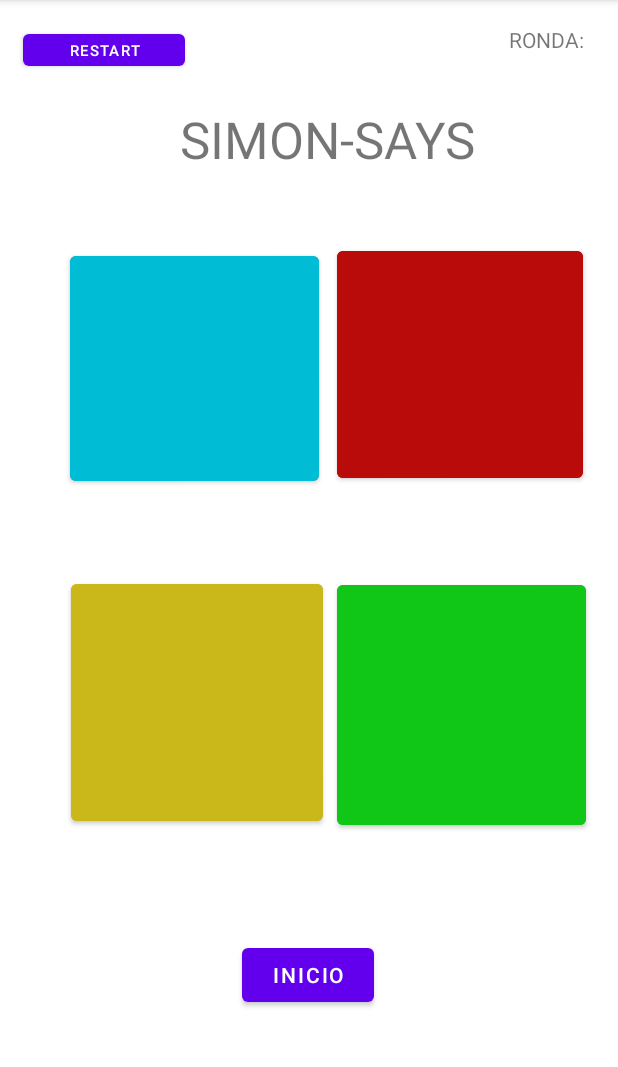
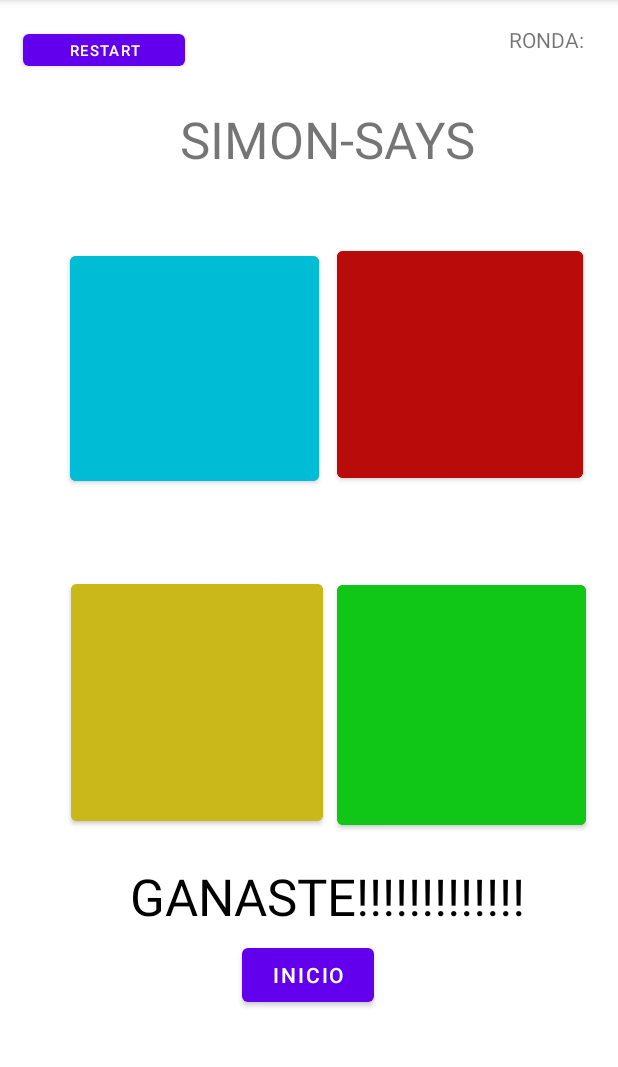
Before and after one commit to plagocastro/SimoneDice, an Android app: the screen it shows after launch (MainActivity), on a phone screen of 412 x 824 dp, the part 84-1151 px from its top. Run offline under Robolectric (Android 15) with nearby library versions, the phone set to English and light mode, and no system bars.

Commit message:
ACTUALIZACION06//NO TERMINADA FALTA CORRECCION

```diff
--- a/app/src/main/res/layout/activity_main.xml
+++ b/app/src/main/res/layout/activity_main.xml
@@ -129,4 +129,30 @@
         app:layout_constraintTop_toTopOf="parent"
         app:layout_constraintVertical_bias="0.023" />
 
+    <Button
+        android:id="@+id/comprobar"
+        android:layout_width="wrap_content"
+        android:layout_height="wrap_content"
+        android:text="Comprobar"
+        app:layout_constraintBottom_toBottomOf="parent"
+        app:layout_constraintEnd_toEndOf="parent"
+        app:layout_constraintHorizontal_bias="0.544"
+        app:layout_constraintStart_toStartOf="parent"
+        app:layout_constraintTop_toTopOf="parent"
+        app:layout_constraintVertical_bias="0.478" />
+
+    <TextView
+        android:id="@+id/resultado"
+        android:layout_width="310dp"
+        android:layout_height="108dp"
+        android:text="GANASTE!!!!!!!!!!!!!"
+        android:textColor="@color/black"
+        android:textSize="34sp"
+        app:layout_constraintBottom_toBottomOf="parent"
+        app:layout_constraintEnd_toEndOf="parent"
+        app:layout_constraintHorizontal_bias="0.851"
+        app:layout_constraintStart_toStartOf="parent"
+        app:layout_constraintTop_toTopOf="parent"
+        app:layout_constraintVertical_bias="0.871" />
+
 </androidx.constraintlayout.widget.ConstraintLayout>
```
Also changed, not shown: app/src/main/java/com/dam2/mariasimonedice/MainActivity.kt (+85 -1 lines).
